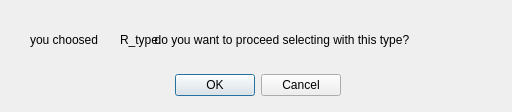
Before: the Qt Designer form utils/harmonic_drive_selector/gui/ui/type_inform_dialog.ui in AimanHaidar/harmonic-drive-selector, drawn with Qt 5.
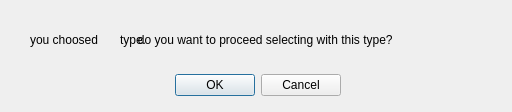
After: the same form once the commit is applied.

The edit to the form file:
```diff
--- a/utils/harmonic_drive_selector/gui/ui/type_inform_dialog.ui
+++ b/utils/harmonic_drive_selector/gui/ui/type_inform_dialog.ui
@@ -39,7 +39,7 @@
     </rect>
    </property>
    <property name="text">
-    <string>you choosed                 do you want to proceed selecting with this type?</string>
+    <string>you choosed            do you want to proceed selecting with this type?</string>
    </property>
   </widget>
   <widget class="QLabel" name="label_2">
@@ -52,7 +52,7 @@
     </rect>
    </property>
    <property name="text">
-    <string>R_type.</string>
+    <string>type.</string>
    </property>
   </widget>
  </widget>
```
Left out of the diff: 2 changed lines with no effect on the pictures.
